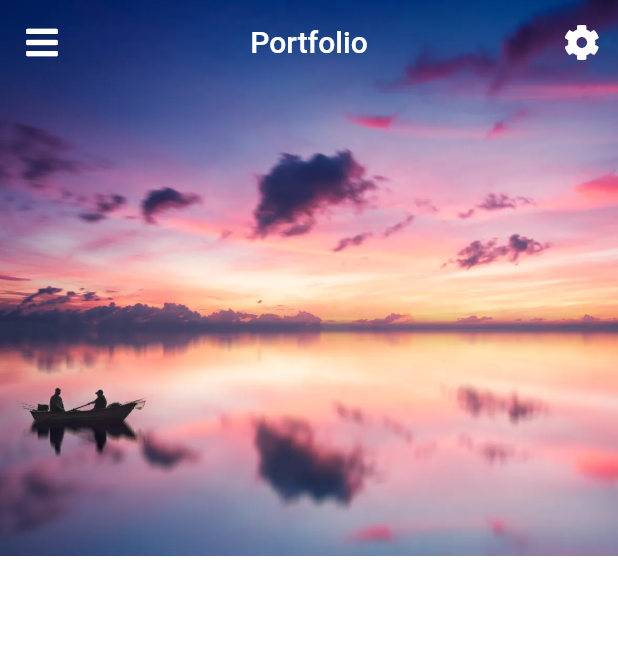
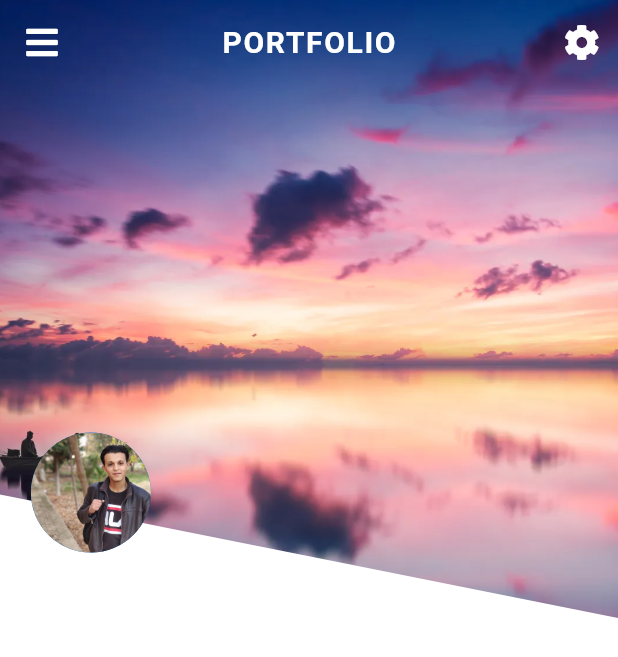
Before and after one commit to smailiAbdelkarim/FlutterUiCoding, a Flutter app: the screen it shows after launch, on a phone screen of 412 x 824 dp. Shown: the top 657 px of the screen. Run offline on Flutter 3.47's test engine with Material 2 defaults, Android fonts, the phone set to English and light mode, and no system bars; our stand-ins replace font_awesome_flutter.

Commit message:
create a custom paint with CustomPainter Class

```diff
--- a/lib/profiles/profile1/profile_1.dart
+++ b/lib/profiles/profile1/profile_1.dart
@@ -1,3 +1,6 @@
+import 'dart:ui';
+
+import 'package:flutter/cupertino.dart';
 import 'package:flutter/material.dart';
 import 'package:flutteruicodiing/profiles/profile1/user.dart';
 import 'provider.dart';
@@ -14,13 +17,21 @@ class _Profile1State extends State<Profile1> {
   Widget build(BuildContext context) {
     return Stack(
       children: <Widget>[
-        Image.asset('assets/profiles/1.jpeg',
-           fit: BoxFit.cover,
-           height: MediaQuery.of(context).size.height*0.45,
-           ),
+        Image.asset(
+          'assets/profiles/1.jpeg',
+          fit: BoxFit.cover,
+          height: MediaQuery.of(context).size.height*0.50,
+
+        ),
+
+
         Scaffold(
           backgroundColor: Colors.transparent,
-          appBar: AppBar(title: Text("Portfolio"),
+          appBar: AppBar(title: Text("PORTFOLIO",style: TextStyle(
+            fontWeight: FontWeight.bold,
+            letterSpacing: 1.1
+          ),
+          ),
             centerTitle: true,
             backgroundColor: Colors.transparent,
             elevation: 0,
@@ -37,10 +48,47 @@ class _Profile1State extends State<Profile1> {
 
 
           ),
-          body: Container(),
-        )
+
+        ),
+         CustomPaint(
+           painter: ProfilePainter(),
+           child: Container(
+
+           ),
+         ),
+
+        Positioned(
+          left: MediaQuery.of(context).size.width*0.05,
+          top:MediaQuery.of(context).size.height*0.35,
+          child: CircleAvatar(
+            minRadius: 40,
+            backgroundImage: ExactAssetImage('assets/profiles/mypic.jpg'),
+          ),
+        ),
       ],
 
     );
   }
 }
+
+class ProfilePainter extends CustomPainter {
+  @override
+  void paint(Canvas canvas, Size size) {
+   Path path = Path();
+   Paint  paint = Paint();
+   paint.color = Colors.white;
+   path.lineTo(0,size.height*0.40);
+   path.lineTo(size.width,size.height*0.50);
+   path.lineTo(size.width,size.height);
+   path.lineTo(0,size.height);
+  //path.lineTo(0,size.height*0.25);
+   canvas.drawPath(path, paint);
+  }
+
+  @override
+  bool shouldRepaint(CustomPainter oldDelegate) {
+  return false;
+  }
+
+
+}
```
Also changed, not shown: pubspec.yaml (+4 -6 lines), assets/profiles/mypic.jpg (added), 8 other files.
